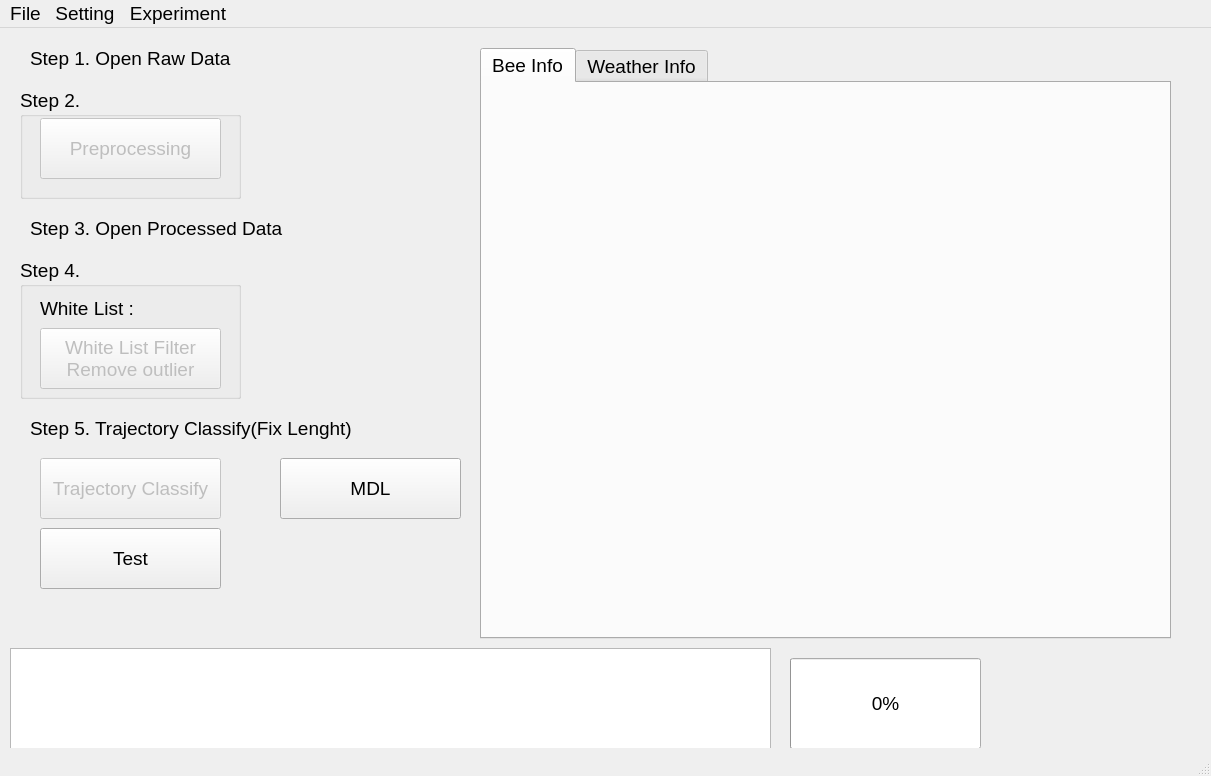
The window that dataprocesswindow.ui (jefftsai8049/In-hive_Honey_Bee_Monitoring_System) describes before a commit, drawn with Qt 5.
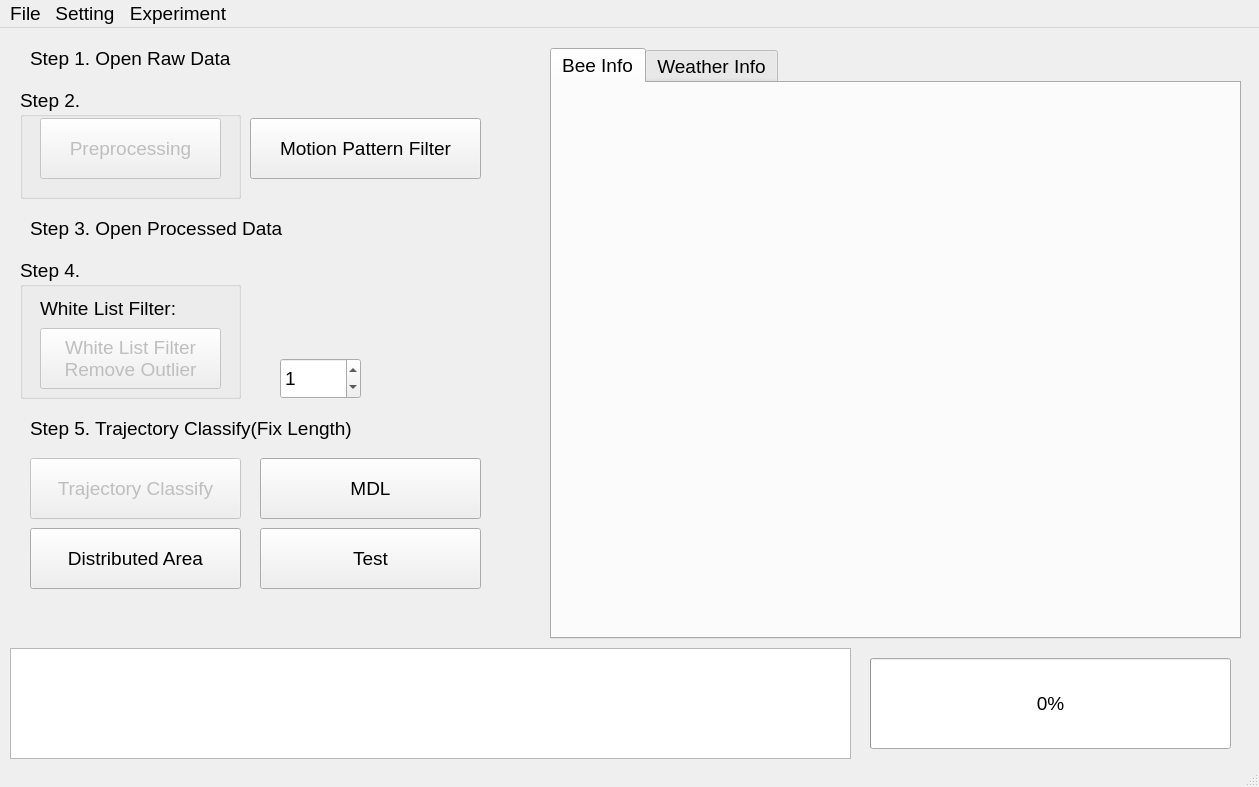
The same window after the commit. Custom widgets are drawn as their Qt base class.

What changed in the file:
```diff
--- a/dataprocesswindow.ui
+++ b/dataprocesswindow.ui
@@ -6,8 +6,8 @@
    <rect>
     <x>0</x>
     <y>0</y>
-    <width>1211</width>
-    <height>776</height>
+    <width>1259</width>
+    <height>787</height>
    </rect>
   </property>
   <property name="font">
@@ -25,7 +25,7 @@
      <rect>
       <x>10</x>
       <y>620</y>
-      <width>761</width>
+      <width>841</width>
       <height>111</height>
      </rect>
     </property>
@@ -33,9 +33,9 @@
    <widget class="QProgressBar" name="progressBar">
     <property name="geometry">
      <rect>
-      <x>790</x>
+      <x>870</x>
       <y>630</y>
-      <width>191</width>
+      <width>361</width>
       <height>91</height>
      </rect>
     </property>
@@ -83,7 +83,7 @@
      <rect>
       <x>30</x>
       <y>10</y>
-      <width>211</width>
+      <width>301</width>
       <height>41</height>
      </rect>
     </property>
@@ -96,7 +96,7 @@
      <rect>
       <x>30</x>
       <y>180</y>
-      <width>271</width>
+      <width>321</width>
       <height>41</height>
      </rect>
     </property>
@@ -126,7 +126,7 @@
       </rect>
      </property>
      <property name="text">
-      <string>White List :</string>
+      <string>White List Filter:</string>
      </property>
     </widget>
     <widget class="QPushButton" name="white_list_smoothing_pushButton">
@@ -143,14 +143,14 @@
      </property>
      <property name="text">
       <string>White List Filter
-Remove outlier</string>
+Remove Outlier</string>
      </property>
     </widget>
    </widget>
    <widget class="QTabWidget" name="tabWidget">
     <property name="geometry">
      <rect>
-      <x>480</x>
+      <x>550</x>
       <y>20</y>
       <width>691</width>
       <height>591</height>
@@ -213,9 +213,9 @@
    <widget class="QPushButton" name="mdl_pushButton">
     <property name="geometry">
      <rect>
-      <x>280</x>
+      <x>260</x>
       <y>430</y>
-      <width>181</width>
+      <width>221</width>
       <height>61</height>
      </rect>
     </property>
@@ -229,9 +229,9 @@
     </property>
     <property name="geometry">
      <rect>
-      <x>40</x>
+      <x>30</x>
       <y>430</y>
-      <width>181</width>
+      <width>211</width>
       <height>61</height>
      </rect>
     </property>
@@ -244,20 +244,20 @@
      <rect>
       <x>30</x>
       <y>380</y>
-      <width>331</width>
+      <width>401</width>
       <height>41</height>
      </rect>
     </property>
     <property name="text">
-     <string>Step 5. Trajectory Classify(Fix Lenght)</string>
+     <string>Step 5. Trajectory Classify(Fix Length)</string>
     </property>
    </widget>
    <widget class="QPushButton" name="test_pushButton">
     <property name="geometry">
      <rect>
-      <x>40</x>
+      <x>260</x>
       <y>500</y>
-      <width>181</width>
+      <width>221</width>
       <height>61</height>
      </rect>
     </property>
@@ -265,14 +265,53 @@
      <string>Test</string>
     </property>
    </widget>
+   <widget class="QPushButton" name="distributed_area_pushButton">
+    <property name="geometry">
+     <rect>
+      <x>30</x>
+      <y>500</y>
+      <width>211</width>
+      <height>61</height>
+     </rect>
+    </property>
+    <property name="text">
+     <string>Distributed Area</string>
+    </property>
+   </widget>
+   <widget class="QSpinBox" name="c_value_spinBox">
+    <property name="geometry">
+     <rect>
+      <x>280</x>
+      <y>330</y>
+      <width>81</width>
+      <height>41</height>
+     </rect>
+    </property>
+    <property name="value">
+     <number>1</number>
+    </property>
+   </widget>
+   <widget class="QPushButton" name="motion_pattern_filterpushButton">
+    <property name="geometry">
+     <rect>
+      <x>250</x>
+      <y>90</y>
+      <width>231</width>
+      <height>61</height>
+     </rect>
+    </property>
+    <property name="text">
+     <string>Motion Pattern Filter</string>
+    </property>
+   </widget>
   </widget>
   <widget class="QMenuBar" name="menubar">
    <property name="geometry">
     <rect>
      <x>0</x>
      <y>0</y>
-     <width>1211</width>
-     <height>21</height>
+     <width>1259</width>
+     <height>25</height>
     </rect>
    </property>
    <widget class="QMenu" name="menuFile">
```
